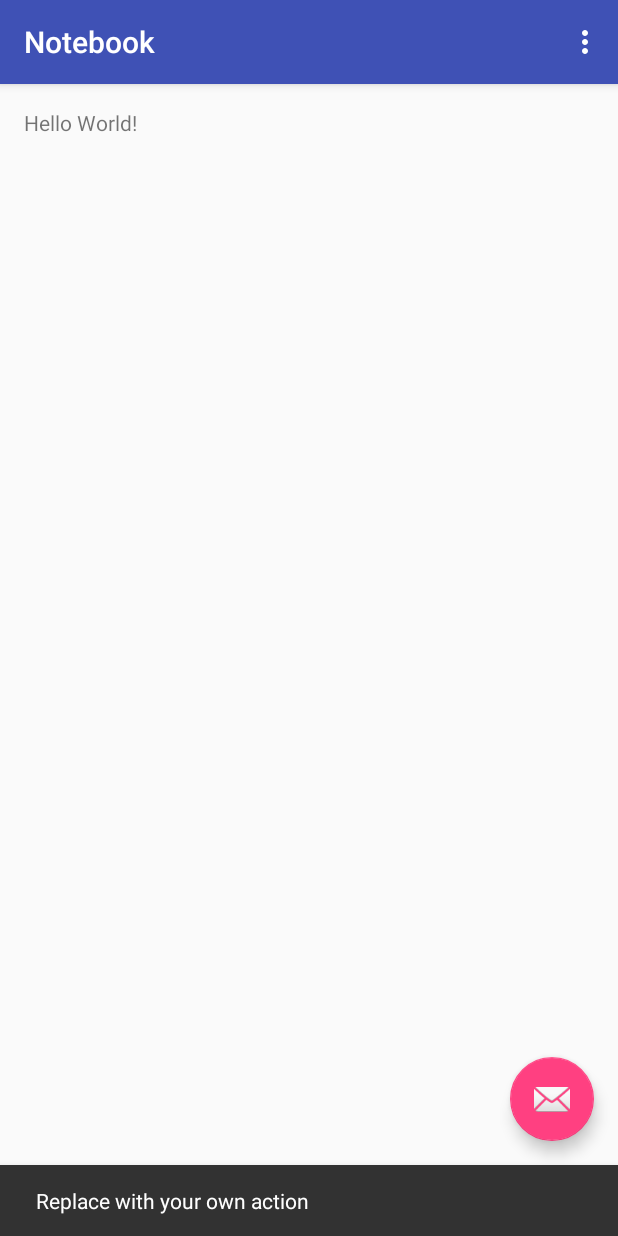
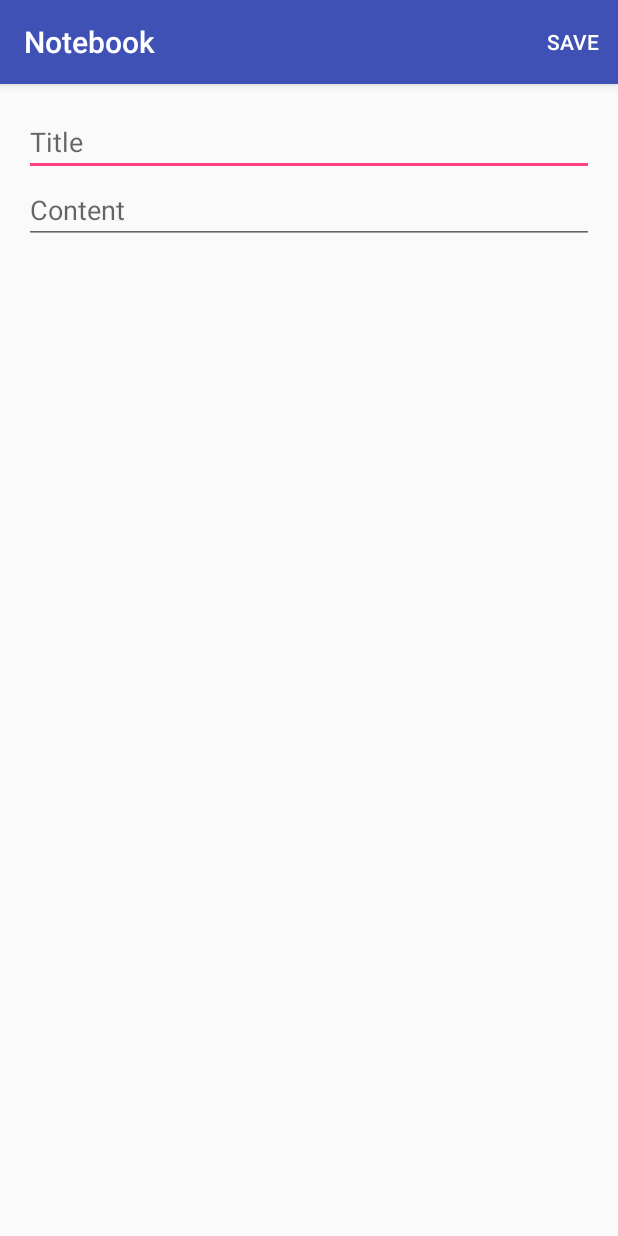
Before and after one commit to snootful/notebook, an Android app: the screen it shows after launch (MainActivity before the commit, ItemActivity after it), after a tap on an icon or button, on a phone screen of 412 x 824 dp. Run offline under Robolectric (Android 15) with nearby library versions, the phone set to English and light mode, and no system bars.

```diff
--- a/src/main/java/com/example/notebook/ItemActivity.java
+++ b/src/main/java/com/example/notebook/ItemActivity.java
@@ -1,13 +1,53 @@
 package com.example.notebook;
 
+import android.app.Activity;
+import android.content.Intent;
 import android.support.v7.app.AppCompatActivity;
 import android.os.Bundle;
+import android.view.Menu;
+import android.view.MenuItem;
+import android.widget.EditText;
 
 public class ItemActivity extends AppCompatActivity {
+
+    private EditText title_text, content_text;
 
     @Override
     protected void onCreate(Bundle savedInstanceState) {
         super.onCreate(savedInstanceState);
         setContentView(R.layout.activity_item);
+
+        title_text = (EditText) findViewById(R.id.title);
+        content_text = (EditText) findViewById(R.id.content);
+
+        Intent intent = getIntent();
+        String action = intent.getAction();
+        if (action.equals("com.example.notebook.EDIT_ITEM")) {
+            String titleText = intent.getStringExtra("title");
+            title_text.setText(titleText);
+        }
+    }
+
+    @Override
+    public boolean onCreateOptionsMenu(Menu menu) {
+        getMenuInflater().inflate(R.menu.menu_item, menu);
+        return true;
+    }
+
+    @Override
+    public boolean onOptionsItemSelected(MenuItem item) {
+        int id = item.getItemId();
+        if (id == R.id.action_add) {
+
+            Intent result = getIntent();
+            String titleText = title_text.getText().toString();
+            String contentText = content_text.getText().toString();
+            result.putExtra("title", titleText);
+            result.putExtra("content", contentText);
+            setResult(Activity.RESULT_OK, result);
+
+            finish();
+        }
+        return super.onOptionsItemSelected(item);
     }
 }
--- a/src/main/java/com/example/notebook/MainActivity.java
+++ b/src/main/java/com/example/notebook/MainActivity.java
@@ -1,5 +1,7 @@
 package com.example.notebook;
 
+import android.app.Activity;
+import android.content.Intent;
 import android.os.Bundle;
 import android.support.design.widget.FloatingActionButton;
 import android.support.design.widget.Snackbar;
@@ -8,8 +10,18 @@ import android.support.v7.widget.Toolbar;
 import android.view.View;
 import android.view.Menu;
 import android.view.MenuItem;
+import android.widget.AdapterView;
+import android.widget.ArrayAdapter;
+import android.widget.ListView;
+import android.widget.TextView;
+
+import java.util.ArrayList;
 
 public class MainActivity extends AppCompatActivity {
+
+    private ListView item_list;
+    private ArrayList<String> data = new ArrayList<>();
+    private ArrayAdapter<String> adapter;
 
     @Override
     protected void onCreate(Bundle savedInstanceState) {
@@ -22,10 +34,26 @@ public class MainActivity extends AppCompatActivity {
         fab.setOnClickListener(new View.OnClickListener() {
             @Override
             public void onClick(View view) {
-                Snackbar.make(view, "Replace with your own action", Snackbar.LENGTH_LONG)
-                        .setAction("Action", null).show();
+                Intent intent = new Intent("com.example.notebook.ADD_ITEM");
+                startActivityForResult(intent, 0);
             }
         });
+
+        ListView item_list = (ListView)findViewById(R.id.item_list);
+        int layoutId = android.R.layout.simple_list_item_1;
+        adapter = new ArrayAdapter<>(this, layoutId, data);
+        item_list.setAdapter(adapter);
+
+        AdapterView.OnItemClickListener itemClickListener = new AdapterView.OnItemClickListener() {
+            @Override
+            public void onItemClick(AdapterView<?> parent, View view, int position, long id) {
+                Intent intent = new Intent("com.example.notebook.EDIT_ITEM");
+                intent.putExtra("position", position);
+                intent.putExtra("title", data.get(position));
+                startActivityForResult(intent, 1);
+            }
+        };
+        item_list.setOnItemClickListener(itemClickListener);
     }
 
     @Override
@@ -49,4 +77,13 @@ public class MainActivity extends AppCompatActivity {
 
         return super.onOptionsItemSelected(item);
     }
+
+    @Override
+    protected void onActivityResult(int requestCode, int resultCode, Intent data) {
+        if (resultCode == Activity.RESULT_OK) {
+            String titleText = data.getStringExtra("title");
+            this.data.add(titleText);
+            adapter.notifyDataSetChanged();
+        }
+    }
 }
--- a/src/main/res/layout/activity_item.xml
+++ b/src/main/res/layout/activity_item.xml
@@ -9,4 +9,17 @@
     android:paddingTop="@dimen/activity_vertical_margin"
     tools:context="com.example.notebook.ItemActivity">
 
+    <EditText
+        android:layout_width="fill_parent"
+        android:layout_height="wrap_content"
+        android:id="@+id/title"
+        android:hint="@string/title"/>
+
+    <EditText
+        android:layout_width="fill_parent"
+        android:layout_height="wrap_content"
+        android:id="@+id/content"
+        android:hint="@string/content"
+        android:layout_below="@+id/title"/>
+
 </RelativeLayout>
--- a/src/main/res/layout/content_main.xml
+++ b/src/main/res/layout/content_main.xml
@@ -12,8 +12,8 @@
     tools:context="com.example.notebook.MainActivity"
     tools:showIn="@layout/activity_main">
 
-    <TextView
-        android:layout_width="wrap_content"
-        android:layout_height="wrap_content"
-        android:text="Hello World!" />
+    <ListView
+        android:id="@+id/item_list"
+        android:layout_width="fill_parent"
+        android:layout_height="wrap_content" />
 </RelativeLayout>
--- /dev/null
+++ b/src/main/res/menu/menu_item.xml
@@ -0,0 +1,9 @@
+<?xml version="1.0" encoding="utf-8"?>
+<menu xmlns:android="http://schemas.android.com/apk/res/android"
+    xmlns:app="http://schemas.android.com/apk/res-auto">
+ <item
+     android:id="@+id/action_add"
+     android:orderInCategory="100"
+     android:title="Save"
+     app:showAsAction="always" />
+</menu>
--- a/src/main/res/values/strings.xml
+++ b/src/main/res/values/strings.xml
@@ -1,4 +1,7 @@
 <resources>
     <string name="app_name">Notebook</string>
     <string name="action_settings">Settings</string>
+
+    <string name="title">Title</string>
+    <string name="content">Content</string>
 </resources>
```
Also changed, not shown: src/main/AndroidManifest.xml (+8 -1 lines).
